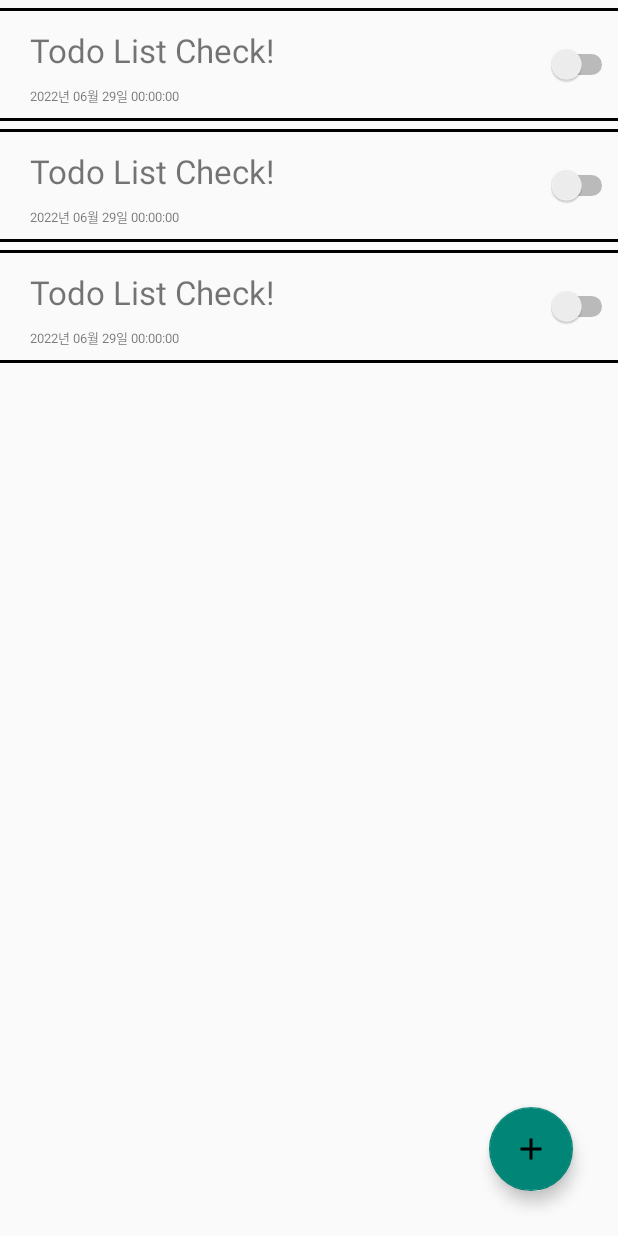
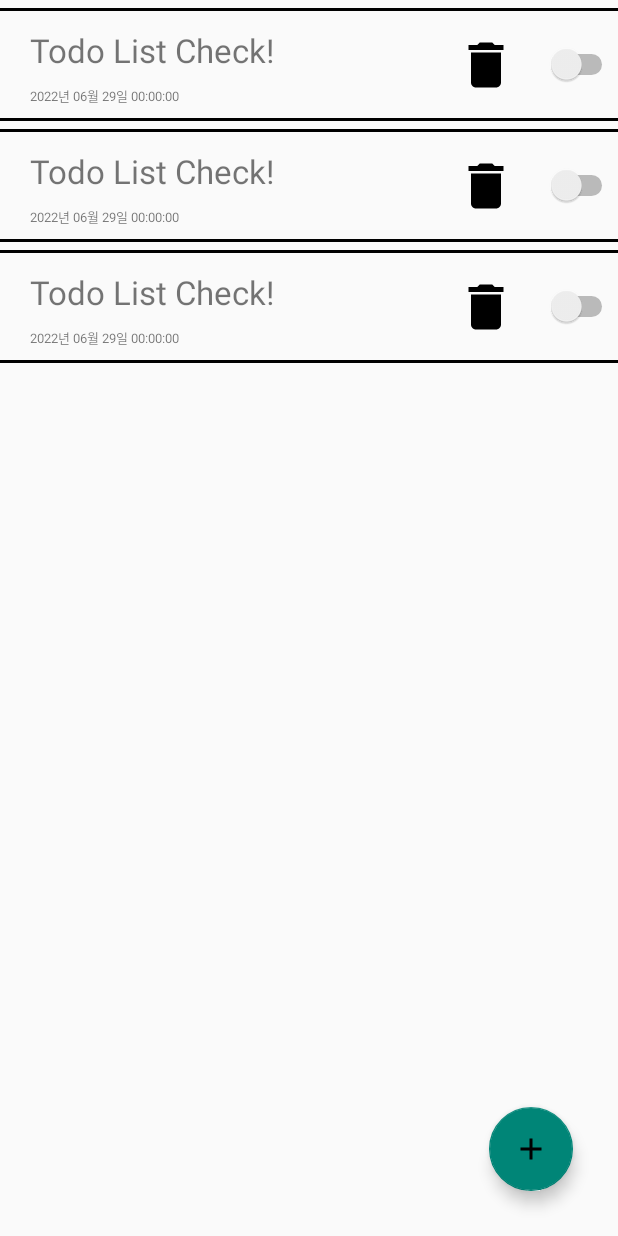
Before and after one commit to TreeJin99/MyTodo, an Android app: the layout fragment_todo_list.xml on its own in the app's theme, with its tools: preview values and no code run, on a phone screen of 412 x 824 dp. Run offline under Robolectric (Android 15) with nearby library versions, the phone set to English and light mode, and no system bars.

Commit message:
FEAT: Delete 기능 추가

```diff
--- a/app/src/main/java/com/example/mytodo/dto/TodoModel.kt
+++ b/app/src/main/java/com/example/mytodo/dto/TodoModel.kt
@@ -7,8 +7,8 @@ import androidx.room.PrimaryKey
 data class TodoModel(
     val title: String,
     val timestamp: String,
-    val endDate: String,
-    var isImportant: Boolean,
+//    var endDate: String,
+//    var isImportant: Boolean,
     var isChecked: Boolean
 ){
     @PrimaryKey(autoGenerate = true)
--- a/app/src/main/java/com/example/mytodo/ui/todolist/TodoListAdapter.kt
+++ b/app/src/main/java/com/example/mytodo/ui/todolist/TodoListAdapter.kt
@@ -8,7 +8,7 @@ import androidx.recyclerview.widget.RecyclerView
 import com.example.mytodo.databinding.TodoitemsBinding
 import com.example.mytodo.dto.TodoModel
 
-class TodoListAdapter(): RecyclerView.Adapter<TodoListAdapter.TodoViewHolder>() {
+class TodoListAdapter(private val deleteItem: (TodoModel) -> Unit): RecyclerView.Adapter<TodoListAdapter.TodoViewHolder>() {
     var todoItems: List<TodoModel> = mutableListOf()
 
     inner class TodoViewHolder(private val todoItemBinding: TodoitemsBinding): RecyclerView.ViewHolder(todoItemBinding.root){
@@ -17,6 +17,10 @@ class TodoListAdapter(): RecyclerView.Adapter<TodoListAdapter.TodoViewHolder>()
                 todoTitle.text = todoModel.title
                 todoDate.text = todoModel.timestamp
                 isChecked.isChecked = todoModel.isChecked
+
+                deleteButton.setOnClickListener {
+                    deleteItem(todoModel)
+                }
             }
         }
     }
--- /dev/null
+++ b/app/src/main/res/drawable/ic_baseline_delete_24.xml
@@ -0,0 +1,5 @@
+<vector android:height="24dp" android:tint="#000000"
+    android:viewportHeight="24" android:viewportWidth="24"
+    android:width="24dp" xmlns:android="http://schemas.android.com/apk/res/android">
+    <path android:fillColor="@android:color/white" android:pathData="M6,19c0,1.1 0.9,2 2,2h8c1.1,0 2,-0.9 2,-2V7H6v12zM19,4h-3.5l-1,-1h-5l-1,1H5v2h14V4z"/>
+</vector>
--- a/app/src/main/res/layout/addtodo.xml
+++ b/app/src/main/res/layout/activity_edit.xml
@@ -79,6 +79,7 @@
                 app:layout_constraintTop_toBottomOf="@id/untilText" />
 
             <Button
+                android:id="@+id/todoDatePicker"
                 android:layout_width="wrap_content"
                 android:layout_height="0dp"
                 android:layout_marginStart="15dp"
@@ -130,7 +131,7 @@
     </androidx.constraintlayout.widget.ConstraintLayout>
 
     <com.google.android.material.floatingactionbutton.FloatingActionButton
-        android:id="@+id/addTodo"
+        android:id="@+id/addTodoButton"
         android:layout_width="wrap_content"
         android:layout_height="wrap_content"
         android:layout_margin="30dp"
--- a/app/src/main/res/layout/todoitems.xml
+++ b/app/src/main/res/layout/todoitems.xml
@@ -37,6 +37,17 @@
         android:layout_marginStart="20dp"
         tools:text="2022년 06월 29일 00:00:00" />
 
+    <Button
+        android:id="@+id/deleteButton"
+        android:layout_width="40dp"
+        android:layout_height="40dp"
+        android:background="@drawable/ic_baseline_delete_24"
+        app:layout_constraintTop_toTopOf="parent"
+        app:layout_constraintBottom_toBottomOf="parent"
+        app:layout_constraintEnd_toStartOf="@id/isChecked"
+        android:layout_marginEnd="20dp"
+        />
+
     <Switch
         android:id="@+id/isChecked"
         android:layout_width="wrap_content"
```
Also changed, not shown: app/src/main/java/com/example/mytodo/ui/EditActivity.kt (added, +90 -0 lines), app/src/main/java/com/example/mytodo/ui/MainActivity.kt (+30 -10 lines), app/src/main/java/com/example/mytodo/ui/todolist/TodoListFragment.kt (+23 -14 lines).
